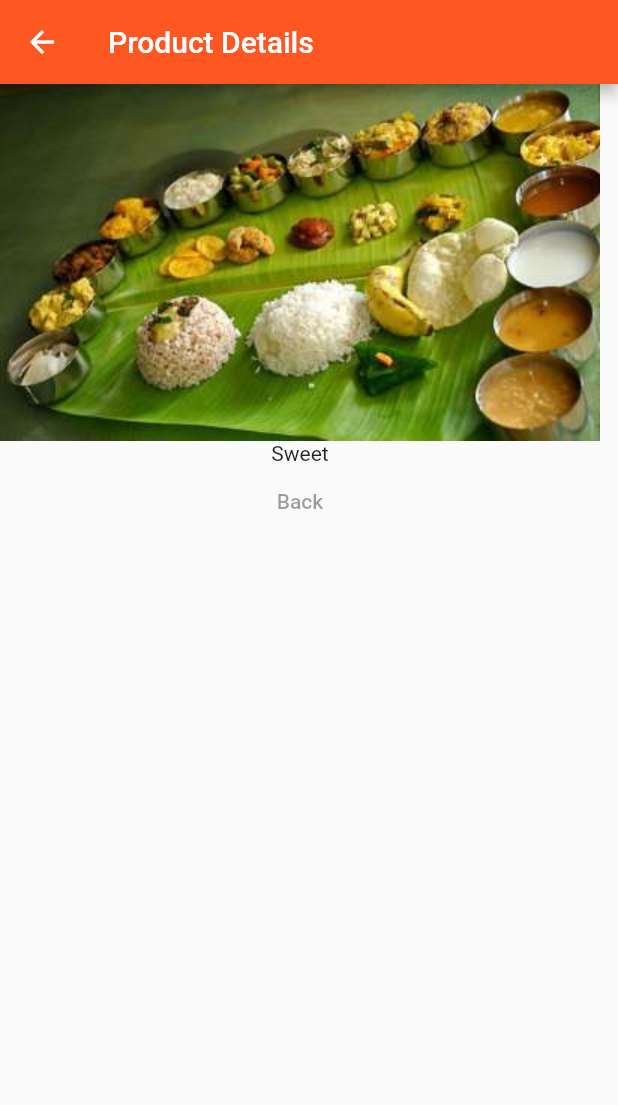
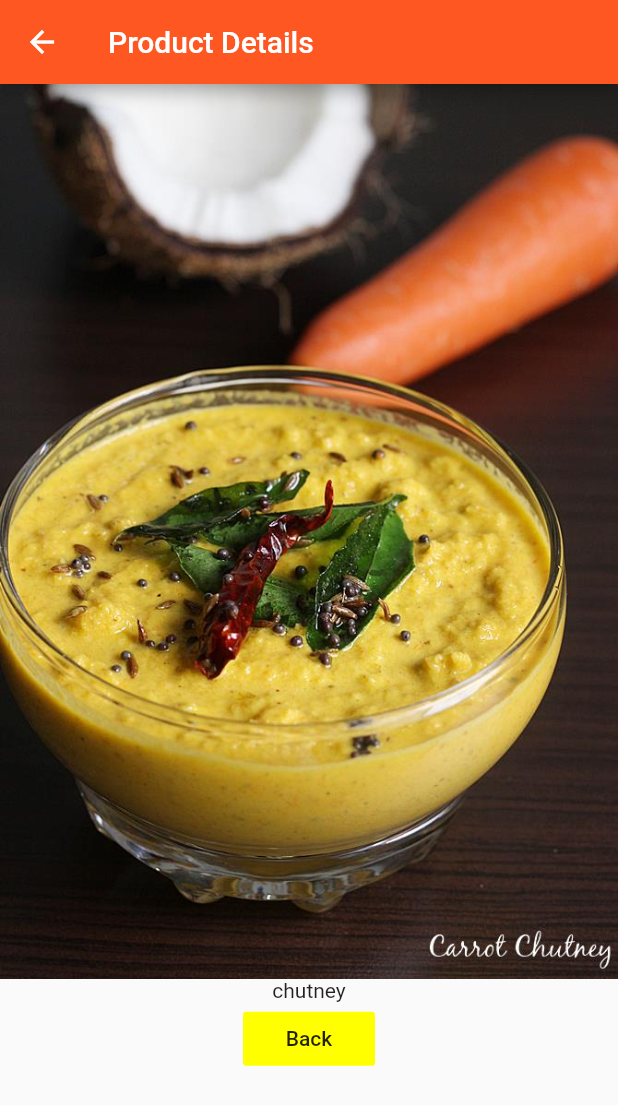
Before and after one commit to jsuryahyd/first-flutter-app, a Flutter app: the screen it shows after launch, scrolled down 576 dp, after a tap on "Details", on a phone screen of 412 x 824 dp. Shown: the top 1105 px of the screen. Run offline on Flutter 3.47's test engine with Material 2 defaults, Android fonts, the phone set to English and light mode, and no system bars; statements that could not run were skipped.

Commit message:
passing data to route

```diff
--- a/lib/Products.dart
+++ b/lib/Products.dart
@@ -7,12 +7,13 @@ class Products extends StatelessWidget {
   Products(this.items);
 
   Widget _builderFunc(BuildContext context, int index) {
+    Map item = items[index];
     return Card(
         child: new Padding(
       padding: EdgeInsets.all(5.0),
       child: Column(children: <Widget>[
-        Image.asset('assets/traditional-lunch.jpg'),
-        Text(items[index]),
+        Image.asset(item['img']),
+        Text(item['name']),
         ButtonBar(
           children: <Widget>[
             FlatButton(
@@ -20,7 +21,7 @@ class Products extends StatelessWidget {
               onPressed: () => Navigator.push(
                   context,
                   MaterialPageRoute(
-                      builder: (BuildContext context) => ProductPage())),
+                      builder: (BuildContext context) => ProductPage(item))),
             ),
           ],
         )
--- a/lib/ProductsListPage.dart
+++ b/lib/ProductsListPage.dart
@@ -1,7 +1,8 @@
 import 'package:flutter/material.dart';
 
 import './ProductsService.dart';
-class ProductsListPage extends StatelessWidget{
+
+class ProductsListPage extends StatelessWidget {
   @override
   Widget build(BuildContext context) {
     return Scaffold(
@@ -10,8 +11,8 @@ class ProductsListPage extends StatelessWidget{
       ),
       body: Container(
         margin: EdgeInsets.all(8.0),
-            child: ProductsService()),
+        child: ProductsService({'name': 'Sweet', 'img': 'assets/images/sweet.jpg'}),
+      ),
     );
   }
-
 }
--- a/lib/ProductsService.dart
+++ b/lib/ProductsService.dart
@@ -4,8 +4,8 @@ import './Products.dart';
 import './AddItemsButton.dart';
 
 class ProductsService extends StatefulWidget {
-  final String defaultItem;
-  ProductsService({this.defaultItem});
+  final Map defaultItem;
+  ProductsService(this.defaultItem);
   @override
   State<StatefulWidget> createState() {
     return ProductsServiceState();
@@ -13,11 +13,11 @@ class ProductsService extends StatefulWidget {
 }
 
 class ProductsServiceState extends State<ProductsService> {
-  List _items = ['sweet', 'chutney', 'pickle', 'fry curry'];
+  List <Map>_items = [{'name':'sweet','img':'assets/images/sweet.jpg'}, {'name':'chutney','img':'assets/images/chutney.jpg'},{'name': 'pickle','img':'assets/images/pickle.jpg'}, {'name':'fry curry','img':'assets/images/fryCurry.jpg'}];
 
   void initState() {
     super.initState();
-    String defaultItem = widget.defaultItem;
+    Map defaultItem = widget.defaultItem;
     defaultItem != null ? _items.add(defaultItem) : () {}();
   }
 
@@ -36,7 +36,7 @@ class ProductsServiceState extends State<ProductsService> {
                     onPressed: () {
                       setState(() {
                         {
-                          _items.add('Afghan');
+                          _items.add({'name':'Naan','img':'assets/images/naan.jpg'});
                           print(_items);
                         }
                       });
--- a/lib/main.dart
+++ b/lib/main.dart
@@ -1,11 +1,11 @@
 import 'package:flutter/material.dart';
-import 'package:flutter/rendering.dart';
+// import 'package:flutter/rendering.dart';
 
 import './ProductsListPage.dart';
 
 void main() {
   runApp(MyApp());
-  debugPaintSizeEnabled = true;
+  // debugPaintSizeEnabled = true;
   // debugPaintPointersEnabled = true;
 }
 
--- a/lib/pages/ProductPage.dart
+++ b/lib/pages/ProductPage.dart
@@ -1,16 +1,20 @@
 import 'package:flutter/material.dart';
 
 class ProductPage extends StatelessWidget {
+final Map item;
+ProductPage(this.item);
+
+
   Widget build(BuildContext context) {
     return Scaffold(
       appBar: AppBar(
         title: Text('Product Details'),
       ),
-      body:Container(
+      body:Expanded(
       child: Column(children: <Widget>[
-        Image.asset('assets/traditional-lunch.jpg'),
-        Text('Sweet'),
-        FlatButton(child: Text('Back'), color: Theme.of(context).accentColor, onPressed: () {Navigator.pop(context)},),
+        Image.asset(item['img']),
+        Text(item['name']),
+        FlatButton(child: Text('Back'), color: Theme.of(context).accentColor, onPressed: () {Navigator.pop(context);},),
       ]),
     )
     );
```
Also changed, not shown: pubspec.yaml (+9 -3 lines), assets/images/chutney.jpg (added), assets/images/fryCurry.jpg (added), assets/images/naan.jpg (added), assets/images/pickle.jpg (added), assets/images/sweet.jpg (added), 2 other files. Lines whose indentation alone changed are shown as unchanged.
